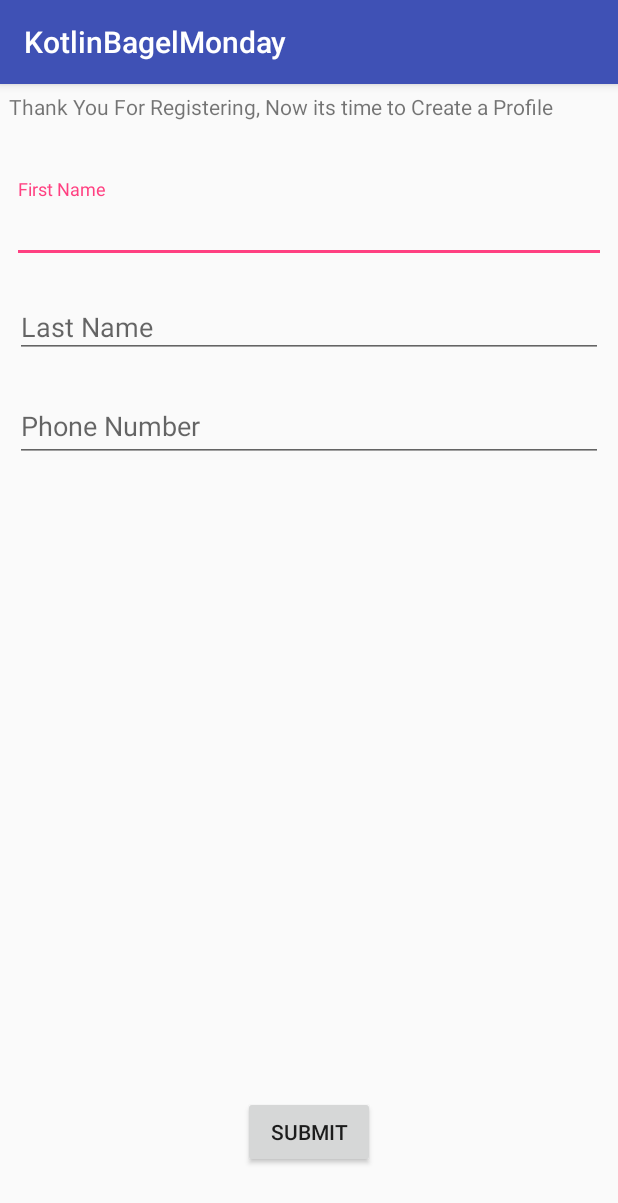
After one commit to killersinarhur/BagelMonday, an Android app: the CreateProfileActivity screen opened directly, with no data from a screen before it, on a phone screen of 412 x 824 dp. The commit adds this screen. Shown: the top 1203 px of the screen. Run offline under Robolectric (Android 15) with nearby library versions, the phone set to English and light mode, and no system bars; our stand-ins replace Firebase (no records; nobody signed in at launch, a user with empty details on screens opened directly).

Commit message:
final clean up

```diff
--- /dev/null
+++ b/app/src/main/java/com/syf/kotlinbagelmonday/authentucation/CreateProfileActivity.kt
@@ -0,0 +1,47 @@
+package com.syf.kotlinbagelmonday.authentucation
+
+import android.content.Intent
+import android.support.v7.app.AppCompatActivity
+import android.os.Bundle
+import android.view.View
+import android.widget.Button
+import android.widget.EditText
+import com.google.firebase.auth.FirebaseAuth
+import com.google.firebase.database.FirebaseDatabase
+import com.syf.kotlinbagelmonday.BaseApplication
+import com.syf.kotlinbagelmonday.NaviagationActivity
+
+import com.syf.kotlinbagelmonday.R
+import com.syf.kotlinbagelmonday.model.User
+
+class CreateProfileActivity : AppCompatActivity() {
+
+    val auth = FirebaseAuth.getInstance()
+
+    override fun onCreate(savedInstanceState: Bundle?) {
+        super.onCreate(savedInstanceState)
+        setContentView(R.layout.activity_create_profile)
+        val fNameField= findViewById(R.id.et_first_name) as EditText
+        val lNameField= findViewById(R.id.et_last_name) as EditText
+        val pNumberField= findViewById(R.id.et_phone_number) as EditText
+        val buttonSelected= findViewById(R.id.create_profile_btn) as Button
+        buttonSelected.setOnClickListener(object: View.OnClickListener{
+            override fun onClick(v: View?) {
+
+                val newUser=User(fNameField.text.toString(),
+                        lNameField.text.toString(),
+                        pNumberField.text.toString())
+                BaseApplication.user=newUser
+                createNewUser(newUser)
+            }
+        })
+
+    }
+
+    private fun createNewUser(newUser: User) {
+        val userdb = FirebaseDatabase.getInstance().getReference("users")
+        userdb.child(auth.currentUser!!.uid).setValue(newUser)
+        val intent= Intent(this@CreateProfileActivity,NaviagationActivity::class.java)
+        startActivity(intent)
+    }
+}
--- a/app/src/main/java/com/syf/kotlinbagelmonday/authentucation/SignupActivity.kt
+++ b/app/src/main/java/com/syf/kotlinbagelmonday/authentucation/SignupActivity.kt
@@ -78,7 +78,7 @@ class SignupActivity : AppCompatActivity() {
                             Toast.makeText(this@SignupActivity, "Authentication failed." + task.exception!!,
                                     Toast.LENGTH_SHORT).show()
                         } else {
-                            startActivity(Intent(this@SignupActivity, NaviagationActivity::class.java))
+                            startActivity(Intent(this@SignupActivity, CreateProfileActivity::class.java))
                             finish()
                         }
                     }
--- /dev/null
+++ b/app/src/main/res/layout/activity_create_profile.xml
@@ -0,0 +1,93 @@
+<?xml version="1.0" encoding="utf-8"?>
+<android.support.constraint.ConstraintLayout xmlns:android="http://schemas.android.com/apk/res/android"
+    xmlns:app="http://schemas.android.com/apk/res-auto"
+    xmlns:tools="http://schemas.android.com/tools"
+    android:layout_width="match_parent"
+    android:layout_height="match_parent"
+    tools:context="com.syf.kotlinbagelmonday.authentucation.CreateProfileActivity">
+
+    <TextView
+        android:id="@+id/textView2"
+        android:layout_width="wrap_content"
+        android:layout_height="wrap_content"
+        android:text="@string/thank_you_for_registering_now_its_time_to_create_a_profile"
+        tools:layout_constraintTop_creator="1"
+        android:layout_marginStart="6dp"
+        android:layout_marginTop="5dp"
+        tools:layout_constraintLeft_creator="1"
+        app:layout_constraintLeft_toLeftOf="parent"
+        app:layout_constraintTop_toTopOf="parent" />
+
+    <android.support.design.widget.TextInputLayout
+        android:layout_width="0dp"
+        android:layout_height="wrap_content"
+        tools:layout_constraintRight_creator="1"
+        tools:layout_constraintBottom_creator="1"
+        app:layout_constraintBottom_toTopOf="@+id/textInputLayout6"
+        android:layout_marginStart="8dp"
+        android:layout_marginEnd="8dp"
+        app:layout_constraintRight_toRightOf="parent"
+        tools:layout_constraintLeft_creator="1"
+        android:layout_marginBottom="14dp"
+        app:layout_constraintLeft_toLeftOf="parent">
+
+        <EditText
+            android:id="@+id/et_first_name"
+            android:layout_width="match_parent"
+            android:layout_height="wrap_content"
+            android:hint="First Name" />
+    </android.support.design.widget.TextInputLayout>
+
+    <android.support.design.widget.TextInputLayout
+        android:layout_width="0dp"
+        android:layout_height="64dp"
+        tools:layout_constraintTop_creator="1"
+        tools:layout_constraintRight_creator="1"
+        app:layout_constraintRight_toRightOf="@+id/textInputLayout6"
+        android:layout_marginTop="13dp"
+        app:layout_constraintTop_toBottomOf="@+id/textInputLayout6"
+        tools:layout_constraintLeft_creator="1"
+        app:layout_constraintLeft_toLeftOf="@+id/textInputLayout6"
+        app:layout_constraintHorizontal_bias="0.0">
+
+        <EditText
+            android:id="@+id/et_phone_number"
+            android:layout_width="match_parent"
+            android:layout_height="wrap_content"
+            android:hint="Phone Number" />
+    </android.support.design.widget.TextInputLayout>
+
+    <android.support.design.widget.TextInputLayout
+        android:id="@+id/textInputLayout6"
+        android:layout_width="0dp"
+        android:layout_height="49dp"
+        android:layout_marginEnd="10dp"
+        android:layout_marginStart="10dp"
+        android:layout_marginTop="133dp"
+        app:layout_constraintLeft_toLeftOf="parent"
+        app:layout_constraintRight_toRightOf="parent"
+        app:layout_constraintTop_toTopOf="parent"
+        tools:layout_constraintLeft_creator="1"
+        tools:layout_constraintRight_creator="1"
+        tools:layout_constraintTop_creator="1">
+
+        <EditText
+            android:id="@+id/et_last_name"
+            android:layout_width="match_parent"
+            android:layout_height="wrap_content"
+            android:hint="Last Name" />
+    </android.support.design.widget.TextInputLayout>
+
+    <Button
+        android:id="@+id/create_profile_btn"
+        android:layout_width="wrap_content"
+        android:layout_height="wrap_content"
+        android:layout_marginBottom="45dp"
+        android:text="@string/submit"
+        app:layout_constraintBottom_toBottomOf="parent"
+        app:layout_constraintLeft_toLeftOf="parent"
+        app:layout_constraintRight_toRightOf="parent"
+        tools:layout_constraintBottom_creator="1"
+        tools:layout_constraintLeft_creator="1"
+        tools:layout_constraintRight_creator="1" />
+</android.support.constraint.ConstraintLayout>
--- a/app/src/main/res/values/strings.xml
+++ b/app/src/main/res/values/strings.xml
@@ -36,4 +36,7 @@
     <string name="forgot_password_msg">We just need your registered Email Id to sent you password reset instructions.</string>
     <string name="log_out">Log Out</string>
     <string name="add_to_calendar">Add To Calendar</string>
+    <string name="reserved_date">Reserved Date:</string>
+    <string name="reserved_by">Reserved By:</string>
+    <string name="thank_you_for_registering_now_its_time_to_create_a_profile">Thank You For Registering, Now its time to Create a Profile</string>
 </resources>
```
Also changed, not shown: app/src/main/AndroidManifest.xml (+5 -3 lines), app/src/main/java/com/syf/kotlinbagelmonday/BaseApplication.kt (+3 -52 lines), app/src/main/java/com/syf/kotlinbagelmonday/ViewReservation.kt (+37 -0 lines), app/src/main/java/com/syf/kotlinbagelmonday/fragment/ReservedByMe.kt (+31 -3 lines), app/src/main/java/com/syf/kotlinbagelmonday/fragment/ReservedDate.kt (+18 -1 lines), app/src/main/java/com/syf/kotlinbagelmonday/web/DataManager.kt (deleted, +0 -30 lines), app/src/main/res/layout/activity_view_reservation.xml (+10 -10 lines), app/src/main/res/drawable/bagel.png (added).
